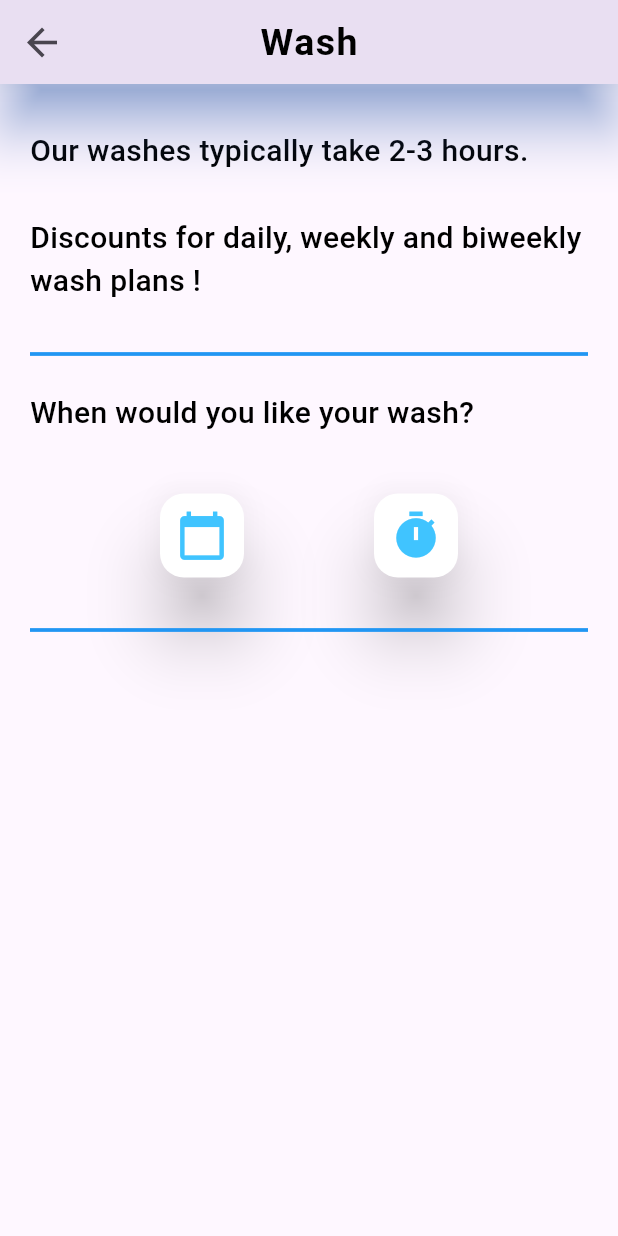
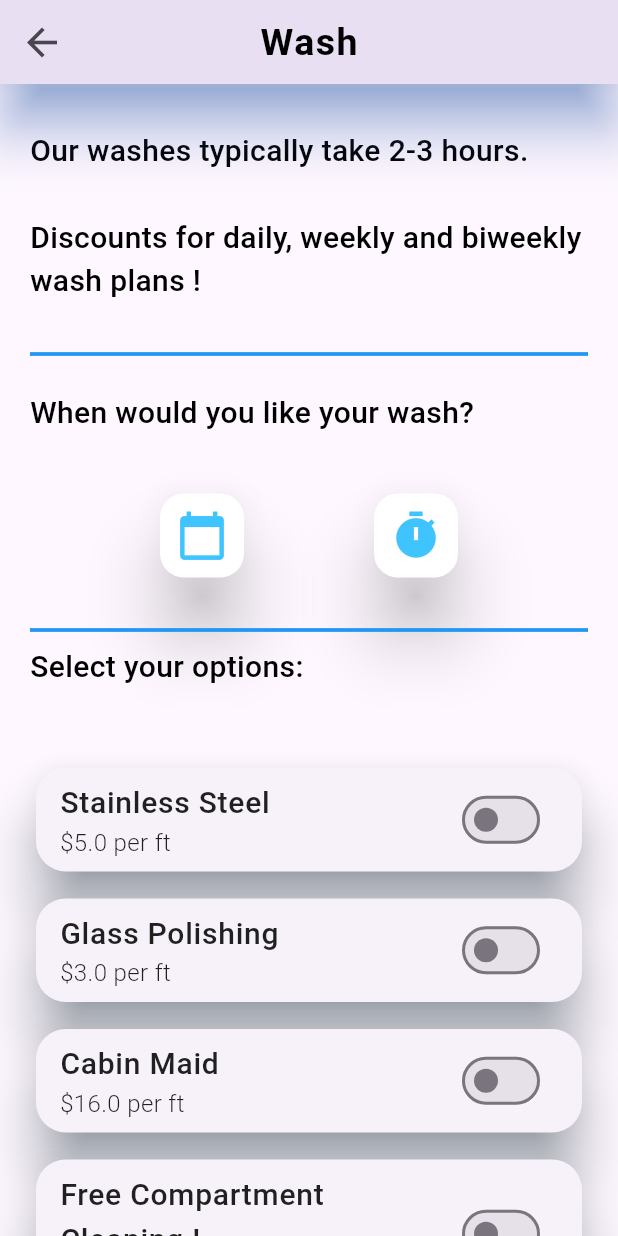
Before and after one commit to gardnerapp/NewportMarineDetailing, a Flutter app: the WashPage screen opened by its route, on a phone screen of 412 x 824 dp. Run offline on Flutter 3.47's test engine with Material 3 defaults, Android fonts, the phone set to English and light mode, and no system bars.

Commit message:
Add SwitchTiles to wash page

```diff
--- a/lib/main.dart
+++ b/lib/main.dart
@@ -2,6 +2,8 @@ import 'package:flutter/material.dart';
 import 'package:newport_marine/services/wash/wash.dart';
 
 import 'pages/homepage.dart';
+
+//Todo double check prices on every pages
 
 void main() {
   runApp(const MyApp());
--- a/lib/services/wash/switch_tile.dart
+++ b/lib/services/wash/switch_tile.dart
@@ -2,13 +2,13 @@ import 'package:flutter/material.dart';
 
 import '../styles.dart';
 
-class WashSwitchTile extends StatefulWidget {
+class SwitchTile extends StatefulWidget {
 
   final String option;
   final double optionCost;
   final Function handleChange;
 
-  const WashSwitchTile({
+  const SwitchTile({
     super.key,
     required this.option,
     required this.optionCost,
@@ -16,16 +16,15 @@ class WashSwitchTile extends StatefulWidget {
   });
 
   @override
-  State<WashSwitchTile> createState() => _WashSwitchTileState();
+  State<SwitchTile> createState() => _SwitchTileState();
 }
 
-class _WashSwitchTileState extends State<WashSwitchTile> {
+class _SwitchTileState extends State<SwitchTile> {
   bool _value = false;
 
   @override
   Widget build(BuildContext context) {
-    return Container(
-      child: Card( // todo gloablly style cards
+    return Card( // todo gloablly style cards
       child: SwitchListTile(
         title: Text(
           widget.option,
@@ -44,7 +43,6 @@ class _WashSwitchTileState extends State<WashSwitchTile> {
         },
       )
 
-      )
     );
   }
 }
--- a/lib/services/wash/wash.dart
+++ b/lib/services/wash/wash.dart
@@ -1,6 +1,7 @@
 import 'package:flutter/material.dart';
 import 'package:newport_marine/services/appointments/book_appointment.dart';
 import '../styles.dart';
+import 'switch_tile.dart';
 
 class WashPage extends StatefulWidget {
   const WashPage({super.key});
@@ -38,8 +39,74 @@ class _WashPageState extends State<WashPage> {
           ),
           const SizedBox(height: 25),
           const Divider(height: 20.0, thickness: 2.5, color: Colors.blue,),
-        //  instructionText("Select your options: "),
+          const InstructionText(instruction: "Select your options:\n"),
           const SizedBox(height: 20.0),
+          SwitchTile(
+              option: "Stainless Steel",
+              optionCost: 5.0,
+              handleChange: (bool value) => setState((){
+              double num = 5.0;
+                // calculate price based on boat length
+                // double num widget.user.boat.length * 5.0
+                // if no user on select -> redirect to create profile
+                if (value) {
+                  cost += num;
+                  services["Stainless Steel"] = num;
+                } else { // if they go from yes to no this will run
+                  cost = cost - num;
+                  services.remove("Stainless Steel");
+                }}
+              )
+          ),
+          const SizedBox(height: 10.0),
+          SwitchTile(
+              option: "Glass Polishing",
+              optionCost: 3.0,
+              handleChange: (bool value) => setState((){
+                double num = 3.0;
+                // calculate price based on boat length
+                // double num widget.user.boat.length * 5.0
+                // if no user on select -> redirect to create profile
+                if (value) {
+                  cost += num;
+                  services["Glass Polishing"] = num;
+                } else { // if they go from yes to no this will run
+                  cost = cost - num;
+                  services.remove("Glass Polishing");
+                }}
+              )
+          ),
+          const SizedBox(height: 10.0),
+          SwitchTile(
+              option: "Cabin Maid",
+              optionCost: 16.0,
+              handleChange: (bool value) => setState((){
+                double num = 16.0;
+               // no cost based on boat len for this one
+
+                // if no user on select -> redirect to create profile
+                if (value) {
+                  cost += num;
+                  services["Cabin Maid"] = num;
+                } else { // if they go from yes to no this will run
+                  cost = cost - num;
+                  services.remove("Cabin Maid");
+                }}
+              )
+          ),
+          const SizedBox(height: 10),
+          SwitchTile(
+              option: "Free Compartment Cleaning !",
+              optionCost: 0.0,
+              handleChange: (bool value) => setState((){
+                if (value) {
+                  services["Compartment Cleaning"] = 0.0;
+                } else { // if they go from yes to no this will run
+                  services.remove("Compartment Cleaning");
+                }}
+              )
+          ),
+          const SizedBox(height: 30.0),
 
         ],
       ),
```
Lines whose indentation alone changed are shown as unchanged.
